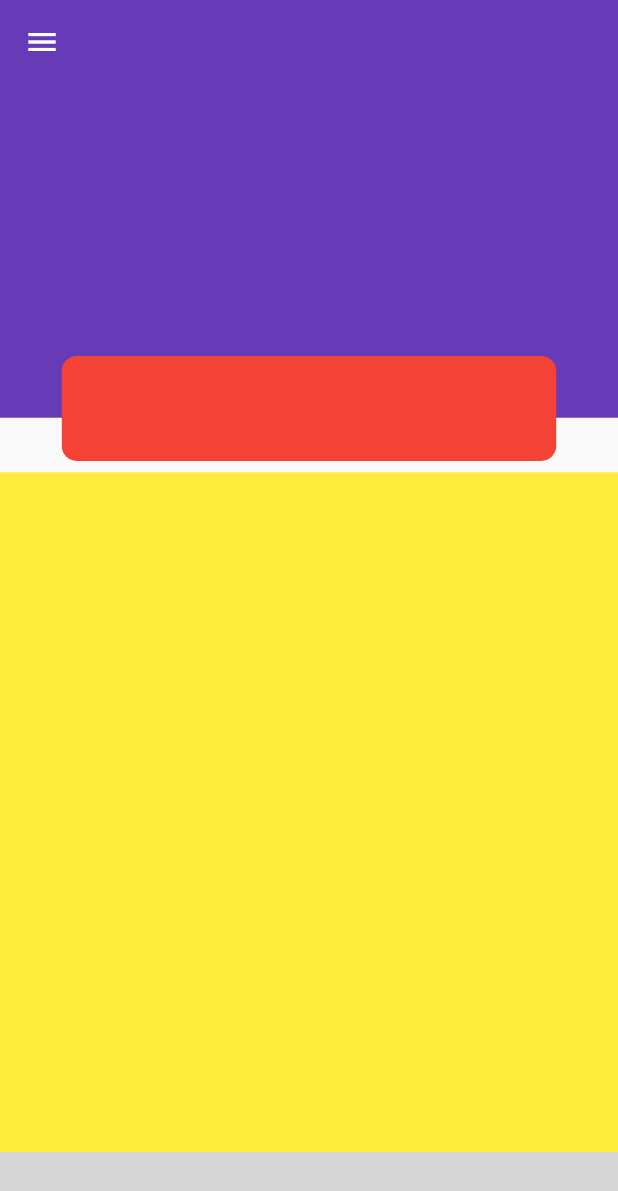
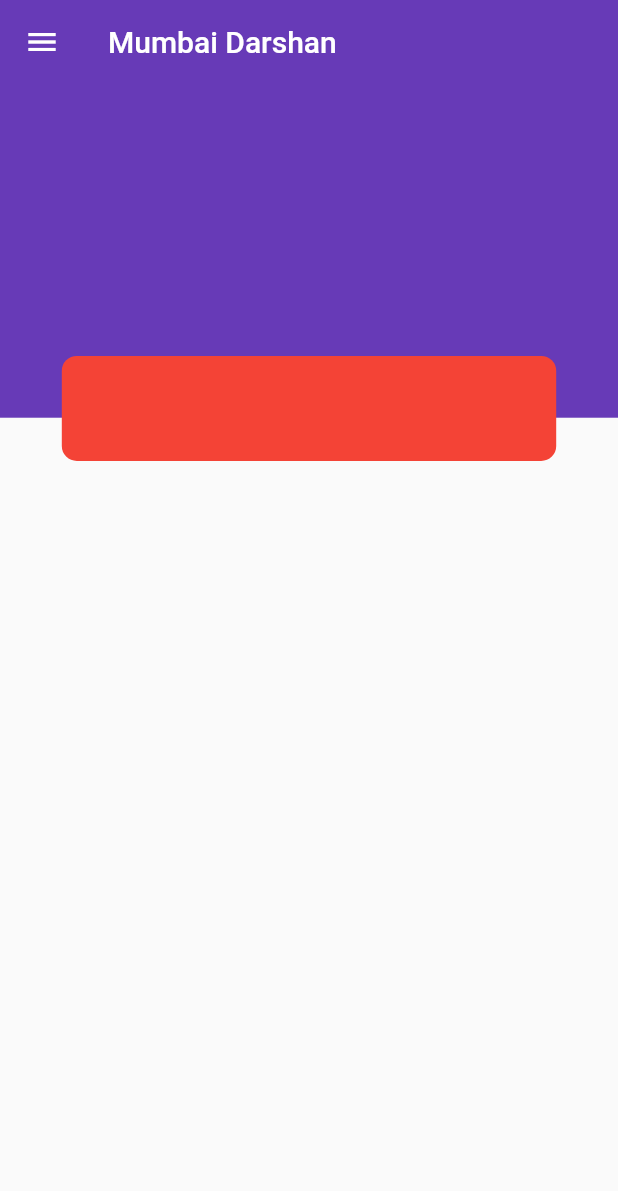
Before and after one commit to ssharanyab/mumbai-darshan, a Flutter app: the Dashboard screen opened directly, on a phone screen of 412 x 824 dp. Shown: the top 1191 px of the screen. Run offline on Flutter 3.47's test engine with Material 2 defaults, Android fonts, the phone set to English and light mode, and no system bars; grey boxes are pictures that could not be loaded.

Commit message:
new commits

```diff
--- a/lib/main.dart
+++ b/lib/main.dart
@@ -1,6 +1,6 @@
 import 'package:flutter/material.dart';
 
-import 'dashboard.dart';
+import 'home.dart';
 
 void main() {
   runApp(const MyApp());
@@ -18,7 +18,7 @@ class MyApp extends StatelessWidget {
       theme: ThemeData(
         primarySwatch: Colors.blue,
       ),
-      home: const Dashboard(),
+      home: const Home(),
     );
   }
 }
--- a/lib/dashboard.dart
+++ b/lib/pages/dashboard.dart
@@ -1,4 +1,3 @@
-import 'package:cool_bottom_bar/cool_bottom_bar.dart';
 import 'package:flutter/cupertino.dart';
 import 'package:flutter/material.dart';
 
@@ -21,6 +20,7 @@ class _DashboardState extends State<Dashboard> {
       child: Scaffold(
         drawer: Drawer(),
         appBar: AppBar(
+          title: Text('Mumbai Darshan'),
           elevation: 0,
           backgroundColor: Colors.deepPurple,
         ),
@@ -47,46 +47,10 @@ class _DashboardState extends State<Dashboard> {
             Positioned(
               height: height * 0.55,
               width: width,
-              child: Container(
-                color: Colors.yellow,
-              ),
+              child: Container(),
               bottom: 0,
             ),
           ],
-        ),
-        bottomNavigationBar: CoolBottomBar(
-          items: <CoolBarItem>[
-            CoolBarItem(
-              icon: Icon(Icons.home),
-              activeColor: Colors.deepPurple[700],
-              backgroundColor: Colors.deepPurple[100],
-              title: "Home",
-            ),
-            CoolBarItem(
-              icon: Icon(Icons.favorite_border),
-              activeColor: Colors.pink[700],
-              backgroundColor: Colors.pink[100],
-              title: "Likes",
-            ),
-            CoolBarItem(
-              icon: Icon(Icons.search),
-              activeColor: Colors.yellow[700],
-              backgroundColor: Colors.yellow[100],
-              title: "Search",
-            ),
-            CoolBarItem(
-              icon: Icon(Icons.person),
-              activeColor: Colors.cyan[700],
-              backgroundColor: Colors.cyan[100],
-              title: "Profile",
-            )
-          ],
-          selectedIndex: selected,
-          itemClicked: (int index) {
-            setState(() {
-              selected = index;
-            });
-          },
         ),
       ),
     );
--- a/pubspec.yaml
+++ b/pubspec.yaml
@@ -34,7 +34,7 @@ dependencies:
   # The following adds the Cupertino Icons font to your application.
   # Use with the CupertinoIcons class for iOS style icons.
   cupertino_icons: ^1.0.2
-  cool_bottom_bar: ^0.0.1
+
 
 
 dev_dependencies:
```
Also changed, not shown: lib/home.dart (added, +158 -0 lines), lib/pages/ar_zone.dart (added, +20 -0 lines), lib/pages/explore.dart (added, +19 -0 lines), lib/pages/notedown.dart (added, +20 -0 lines), lib/pages/translate.dart (added, +19 -0 lines), lib/widgets/bottom_app_bar.dart (added, +16 -0 lines), lib/pages/places.dart (renamed from lib/places.dart), lib/pages/settings.dart (added), pubspec.lock.
